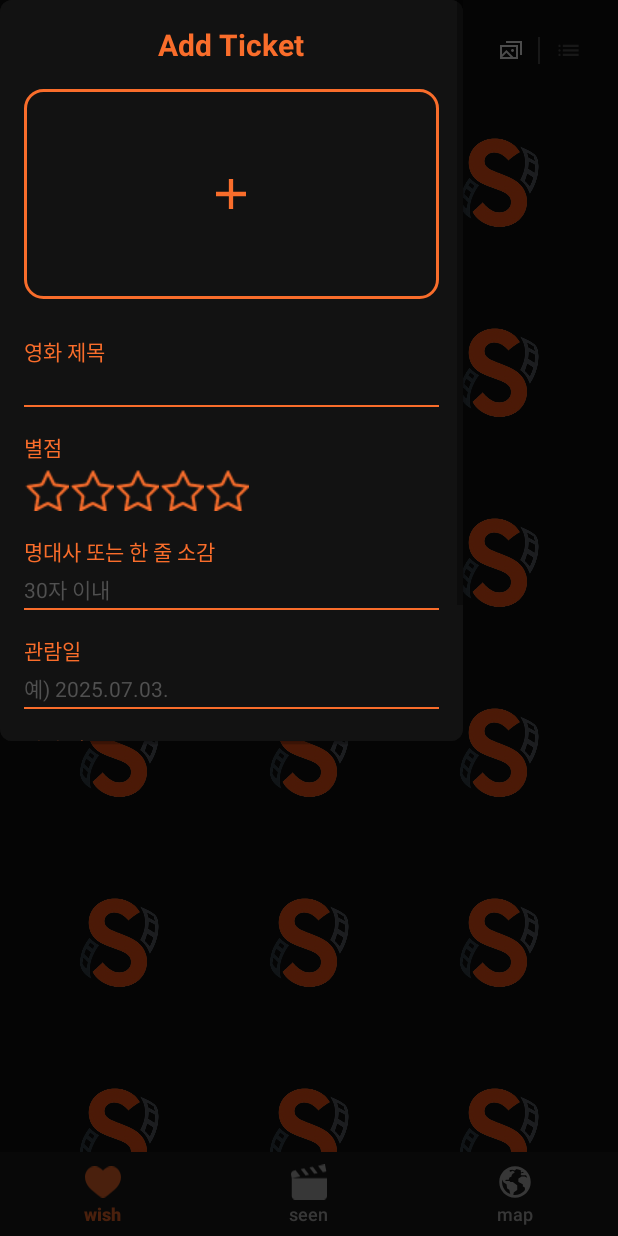
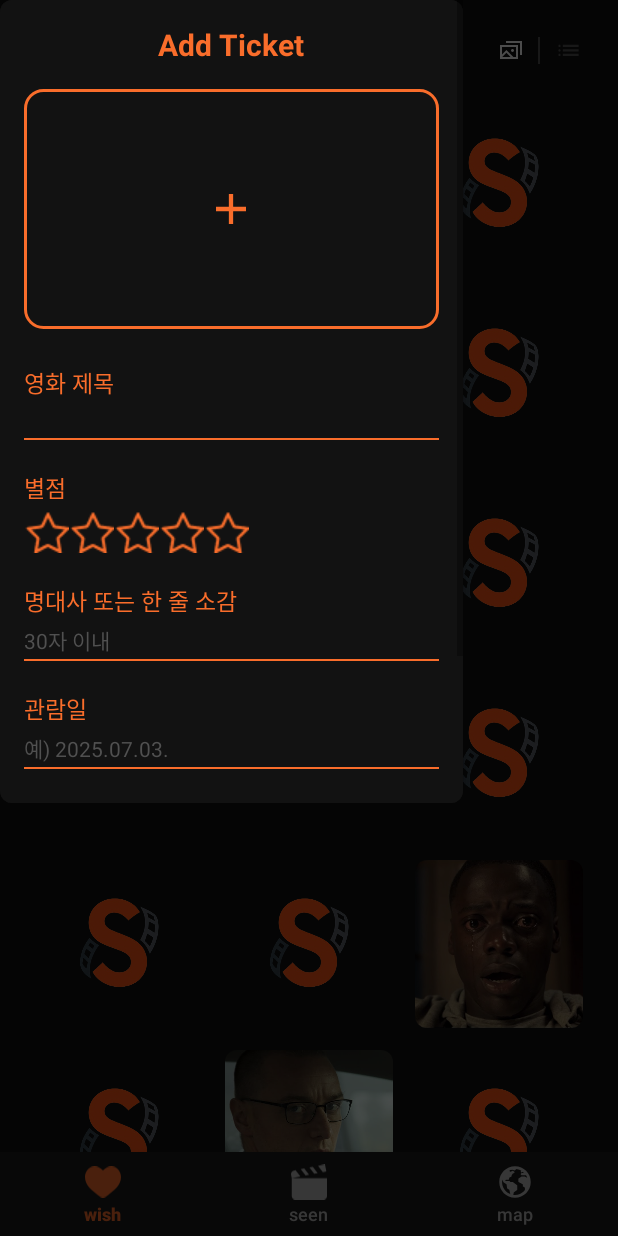
Before and after one commit to lyeonj/madcamp-silverscreen, an Android app: the SeenFragment screen opened through its navigation route, after a tap on an icon or button, on a phone screen of 412 x 824 dp. Run offline under Robolectric (Android 15) with nearby library versions, the phone set to English and light mode, and no system bars; our stand-ins replace navigation-ui; pictures from the network do not load.

Commit message:
chore: ui 수정 및 파일 변경

```diff
--- a/app/src/main/kotlin/com/example/silverscreen/ui/seen/SeenAdapter.kt
+++ b/app/src/main/kotlin/com/example/silverscreen/ui/seen/SeenAdapter.kt
@@ -3,7 +3,6 @@ package com.example.silverscreen.ui.seen
 import android.content.Context
 import android.graphics.BitmapFactory
 import android.net.Uri
-import android.util.Log
 import android.view.LayoutInflater
 import android.view.View
 import android.view.ViewGroup
@@ -39,7 +38,7 @@ class SeenAdapter(
         val item = items[position]
 
         try {
-            if (item.imagePath.startsWith("seen_poster")) {
+            if (item.imagePath.startsWith("seen_scene")) {
                 val assetManager = context.assets
                 assetManager.open(item.imagePath).use { inputStream ->
                     val bitmap = BitmapFactory.decodeStream(inputStream)
--- a/app/src/main/kotlin/com/example/silverscreen/ui/seen/SeenFragment.kt
+++ b/app/src/main/kotlin/com/example/silverscreen/ui/seen/SeenFragment.kt
@@ -8,7 +8,6 @@ import android.graphics.Color
 import android.net.Uri
 import android.os.Build
 import android.os.Bundle
-import android.util.Log
 import android.view.*
 import android.widget.*
 import androidx.core.content.ContextCompat
@@ -69,14 +68,14 @@ class SeenFragment : Fragment() {
 
     private fun setupAddButton() {
         binding.btnAdd.setOnClickListener {
-            val popupView = layoutInflater.inflate(R.layout.popup, null)
+            val popupView = layoutInflater.inflate(R.layout.popup_add_ticket, null)
 
             val displayMetrics = resources.displayMetrics
             val screenWidth = displayMetrics.widthPixels
             val screenHeight = displayMetrics.heightPixels
 
             val popupWidth = (screenWidth * 0.75).toInt()
-            val popupHeight = (screenHeight * 0.6).toInt()
+            val popupHeight = (screenHeight * 0.65).toInt()
 
             val popupWindow = PopupWindow(popupView, popupWidth, popupHeight, true).apply {
                 // background + radius
--- a/app/src/main/kotlin/com/example/silverscreen/ui/seen/SeenViewModel.kt
+++ b/app/src/main/kotlin/com/example/silverscreen/ui/seen/SeenViewModel.kt
@@ -10,26 +10,26 @@ class SeenViewModel : ViewModel() {
     val text: LiveData<String> = _text
 
     private val _movieList = MutableLiveData<MutableList<MovieItem>>(mutableListOf(
-            MovieItem("seen_poster/poster_1.png","Interstellar",5, "“Murph, I love you, forever.”", "2025. 07. 09.", "메가박스 대전신세계"),
-            MovieItem("seen_poster/poster_2.png","The Truman Show",5, "“Just in case, Good Afternoon, Good Evening, and Good Night.”", "2025. 07. 07.", "롯데시네마 월드타워점"),
-            MovieItem("seen_poster/poster_3.png","Spider Man",4, "힘에는 책임이 따른다", "2024. 07. 06.", "CGV 건대입구"),
-            MovieItem("seen_poster/poster_4.png","기생충",5, "“너는 계획이 다 있구나.”", "2019. 09. 30.", "롯데시네마 대전센트럴"),
-            MovieItem("seen_poster/poster_5.png","Wicked",3, "뮤지컬의 장르적 한계를 영화의 CG 기술로 넘어서다.", "2025. 07. 01.", "롯데시네마 월드타워점"),
-            MovieItem("seen_poster/poster_6.png","The Martian",4, "화성에서 감자 키우기..", "2025. 06. 30.", "CGV 용산아이파크몰"),
-            MovieItem("seen_poster/poster_7.png","Toy Story",4, "You’ve got a friend in me~♪", "2025. 06. 27.", "메가박스 스타필드코엑스몰"),
-            MovieItem("seen_poster/poster_8.png","Cruella",2, "잔인하다기보단 애달픈 ‘가족’영화.", "2025. 06. 24.", "카이스트 크래프톤 빌딩"),
-            MovieItem("seen_poster/poster_9.png","La La Land",3, "꿈꾸는 모든 이들을 위한 영화", "2025. 06. 20.", "롯데시네마 월드타워점"),
-            MovieItem("seen_poster/poster_10.png","Joker",2, "웃긴데 안 웃긴 이야기", "2025. 06. 18.", "CGV 건대입구"),
-            MovieItem("seen_poster/poster_11.png","47 Meters Down",4,"“We're going to die here!”", "2025. 06. 17.", "CGV 용산아이파크몰"),
-            MovieItem("seen_poster/poster_12.png","Avengers",3, "Avengers, assemble!", "2025. 06. 15.", "메가박스 스타필드코엑스몰"),
-            MovieItem("seen_poster/poster_13.png","Star Wars",2, "“May the Force be with you.”", "2025. 06. 12.", "롯데시네마 월드타워점"),
-            MovieItem("seen_poster/poster_14.png","Barbie",2, "“She's everything. Ken is just Ken.”", "2025. 06. 07.", "CGV 건대입구"),
-            MovieItem("seen_poster/poster_15.png","Get Out",3, "“Get out!”", "2025. 06. 01.", "메가박스 스타필드코엑스몰"),
-            MovieItem("seen_poster/poster_16.png","부산행",4, "한국에서 볼 수 없었던 영화", "2025. 05. 29.", "롯데시네마 월드타워점"),
-            MovieItem("seen_poster/poster_17.png","23 아이덴티티",3, "정체성의 파편이 만든 괴물", "2025. 05. 13.","CGV 용산아이파크몰"),
-            MovieItem("seen_poster/poster_18.png","Minecraft",2, "상상이 곧 세계가 되는 곳", "2025. 05. 05.","CGV 건대입구"),
-            MovieItem("seen_poster/poster_19.png","Bohemian Rhapsody",3,"“We are the champions!”","2025. 04. 27.","메가박스 스타필드코엑스몰"),
-            MovieItem("seen_poster/poster_20.png","범죄도시",4,"한 대 맞고 시작하는 영화","2025. 03. 20.","롯데시네마 월드타워점")
+            MovieItem("seen_scene/scene_1.png","Interstellar",5, "“Murph, I love you, forever.”", "2025. 07. 09.", "메가박스 대전신세계"),
+            MovieItem("seen_scene/scene_2.png","The Truman Show",5, "“Just in case, Good Afternoon, Good Evening, and Good Night.”", "2025. 07. 07.", "롯데시네마 월드타워점"),
+            MovieItem("seen_scene/scene_3.png","Spider Man",4, "힘에는 책임이 따른다", "2024. 07. 06.", "CGV 건대입구"),
+            MovieItem("seen_scene/scene_4.png","기생충",5, "“너는 계획이 다 있구나.”", "2019. 09. 30.", "롯데시네마 대전센트럴"),
+            MovieItem("seen_scene/scene_5.png","Wicked",3, "뮤지컬의 장르적 한계를 영화의 CG 기술로 넘어서다.", "2025. 07. 01.", "롯데시네마 월드타워점"),
+            MovieItem("seen_scene/scene_6.png","The Martian",4, "화성에서 감자 키우기..", "2025. 06. 30.", "CGV 용산아이파크몰"),
+            MovieItem("seen_scene/scene_7.png","Toy Story",4, "You’ve got a friend in me~♪", "2025. 06. 27.", "메가박스 스타필드코엑스몰"),
+            MovieItem("seen_scene/scene_8.png","Cruella",2, "잔인하다기보단 애달픈 ‘가족’영화.", "2025. 06. 24.", "카이스트 크래프톤 빌딩"),
+            MovieItem("seen_scene/scene_9.png","La La Land",3, "꿈꾸는 모든 이들을 위한 영화", "2025. 06. 20.", "롯데시네마 월드타워점"),
+            MovieItem("seen_scene/scene_10.png","Joker",2, "웃긴데 안 웃긴 이야기", "2025. 06. 18.", "CGV 건대입구"),
+            MovieItem("seen_scene/scene_11.png","47 Meters Down",4,"“We're going to die here!”", "2025. 06. 17.", "CGV 용산아이파크몰"),
+            MovieItem("seen_scene/scene_12.png","Avengers",3, "Avengers, assemble!", "2025. 06. 15.", "메가박스 스타필드코엑스몰"),
+            MovieItem("seen_scene/scene_13.png","Star Wars",2, "“May the Force be with you.”", "2025. 06. 12.", "롯데시네마 월드타워점"),
+            MovieItem("seen_scene/scene_14.png","Barbie",2, "“She's everything. Ken is just Ken.”", "2025. 06. 07.", "CGV 건대입구"),
+            MovieItem("seen_scene/scene_15.png","Get Out",3, "“Get out!”", "2025. 06. 01.", "메가박스 스타필드코엑스몰"),
+            MovieItem("seen_scene/scene_16.png","부산행",4, "한국에서 볼 수 없었던 영화", "2025. 05. 29.", "롯데시네마 월드타워점"),
+            MovieItem("seen_scene/scene_17.png","23 아이덴티티",3, "정체성의 파편이 만든 괴물", "2025. 05. 13.","CGV 용산아이파크몰"),
+            MovieItem("seen_scene/scene_18.png","Minecraft",2, "상상이 곧 세계가 되는 곳", "2025. 05. 05.","CGV 건대입구"),
+            MovieItem("seen_scene/scene_19.png","Bohemian Rhapsody",3,"“We are the champions!”","2025. 04. 27.","메가박스 스타필드코엑스몰"),
+            MovieItem("seen_scene/scene_20.png","범죄도시",4,"한 대 맞고 시작하는 영화","2025. 03. 20.","롯데시네마 월드타워점")
     ))
 
     val movieList: LiveData<MutableList<MovieItem>> = _movieList
--- a/app/src/main/res/layout/fragment_map.xml
+++ b/app/src/main/res/layout/fragment_map.xml
@@ -1,5 +1,6 @@
 <?xml version="1.0" encoding="utf-8"?>
-<androidx.constraintlayout.widget.ConstraintLayout xmlns:android="http://schemas.android.com/apk/res/android"
+<androidx.constraintlayout.widget.ConstraintLayout
+    xmlns:android="http://schemas.android.com/apk/res/android"
     xmlns:app="http://schemas.android.com/apk/res-auto"
     xmlns:tools="http://schemas.android.com/tools"
     android:layout_width="match_parent"
@@ -10,13 +11,13 @@
         android:id="@+id/textMap"
         android:layout_width="0dp"
         android:layout_height="wrap_content"
-        android:layout_marginStart="1dp"
-        android:layout_marginTop="4dp"
-        android:padding="16dp"
+        android:textAlignment="viewStart"
         android:text="Movies Map"
+        android:textSize="20sp"
         android:textColor="@color/orange"
-        android:textSize="20sp"
         android:textStyle="bold"
+        android:layout_marginTop="20dp"
+        android:layout_marginStart="20dp"
         app:layout_constraintEnd_toEndOf="parent"
         app:layout_constraintStart_toStartOf="parent"
         app:layout_constraintTop_toTopOf="parent" />
@@ -26,6 +27,7 @@
         android:id="@+id/webviewMap"
         android:layout_width="0dp"
         android:layout_height="0dp"
+        android:layout_marginTop="12dp"
         app:layout_constraintTop_toBottomOf="@id/textMap"
         app:layout_constraintBottom_toBottomOf="parent"
         app:layout_constraintStart_toStartOf="parent"
--- a/app/src/main/res/layout/item_wish.xml
+++ b/app/src/main/res/layout/item_wish.xml
@@ -53,7 +53,6 @@
                 android:layout_width="match_parent"
                 android:layout_height="wrap_content"
                 android:layout_marginTop="1dp"
-                android:textStyle="bold"
                 android:textSize="12sp"
                 android:textColor="@color/white"/>
 
--- a/app/src/main/res/layout/popup.xml
+++ b/app/src/main/res/layout/popup_add_ticket.xml
@@ -33,7 +33,7 @@
         <FrameLayout
             android:id="@+id/imageUpload"
             android:layout_width="match_parent"
-            android:layout_height="140dp"
+            android:layout_height="160dp"
             android:layout_marginBottom="24dp"
             android:scaleType="centerCrop"
             android:adjustViewBounds="true"
@@ -57,7 +57,7 @@
             android:layout_height="wrap_content"
             android:text="영화 제목"
             android:textColor="@color/orange"
-            android:textSize="14sp"
+            android:textSize="15sp"
             android:layout_marginBottom="4dp" />
 
         <EditText
@@ -75,7 +75,7 @@
             android:layout_width="match_parent"
             android:layout_height="1dp"
             android:background="@color/orange"
-            android:layout_marginBottom="16dp" />
+            android:layout_marginBottom="20dp" />
 
         <!-- 별점 -->
         <TextView
@@ -83,7 +83,7 @@
             android:layout_height="wrap_content"
             android:text="별점"
             android:textColor="@color/orange"
-            android:textSize="14sp"
+            android:textSize="15sp"
             android:layout_marginBottom="4dp" />
 
         <androidx.appcompat.widget.AppCompatRatingBar
@@ -93,7 +93,7 @@
             android:numStars="5"
             android:stepSize="1"
             android:isIndicator="false"
-            android:layout_marginBottom="16dp"
+            android:layout_marginBottom="20dp"
             android:layout_gravity="start"
             style="@style/CustomRatingBar" />
 
@@ -103,7 +103,7 @@
             android:layout_height="wrap_content"
             android:text="명대사 또는 한 줄 소감"
             android:textColor="@color/orange"
-            android:textSize="14sp"
+            android:textSize="15sp"
             android:layout_marginBottom="4dp" />
 
         <EditText
@@ -123,7 +123,7 @@
             android:layout_width="match_parent"
             android:layout_height="1dp"
             android:background="@color/orange"
-            android:layout_marginBottom="16dp" />
+            android:layout_marginBottom="20dp" />
 
         <!-- 관람일 -->
         <TextView
@@ -131,7 +131,7 @@
             android:layout_height="wrap_content"
             android:text="관람일"
             android:textColor="@color/orange"
-            android:textSize="14sp"
+            android:textSize="15sp"
             android:layout_marginBottom="4dp" />
 
         <EditText
@@ -151,7 +151,7 @@
             android:layout_width="match_parent"
             android:layout_height="1dp"
             android:background="@color/orange"
-            android:layout_marginBottom="16dp" />
+            android:layout_marginBottom="20dp" />
 
         <!-- 관람 장소 -->
         <TextView
@@ -159,7 +159,7 @@
             android:layout_height="wrap_content"
             android:text="관람 장소"
             android:textColor="@color/orange"
-            android:textSize="14sp"
+            android:textSize="15sp"
             android:layout_marginBottom="4dp" />
 
         <EditText
@@ -177,7 +177,7 @@
             android:layout_width="match_parent"
             android:layout_height="1dp"
             android:background="@color/orange"
-            android:layout_marginBottom="16dp" />
+            android:layout_marginBottom="20dp" />
 
         <!-- Save Button -->
         <Button
--- /dev/null
+++ b/app/src/main/res/layout/popup_view_ticket.xml
@@ -0,0 +1,6 @@
+<?xml version="1.0" encoding="utf-8"?>
+<androidx.constraintlayout.widget.ConstraintLayout xmlns:android="http://schemas.android.com/apk/res/android"
+    android:layout_width="match_parent"
+    android:layout_height="match_parent">
+
+</androidx.constraintlayout.widget.ConstraintLayout>
```
